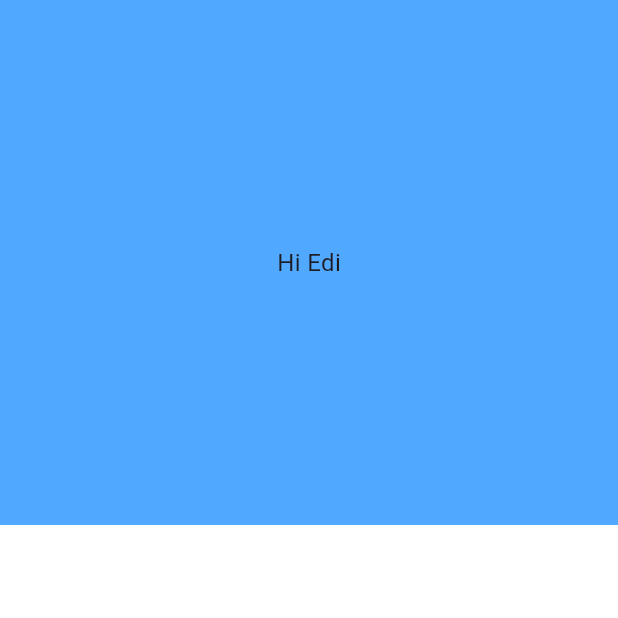
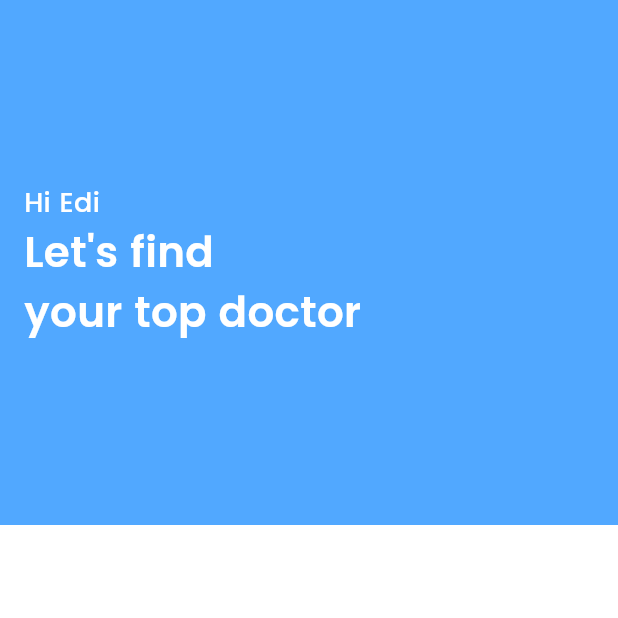
Before and after one commit to siraajul/docseek, a Flutter app: the screen it shows after launch, on a phone screen of 412 x 824 dp, the top half of it. Run offline on Flutter 3.47's test engine with Material 3 defaults, Android fonts, the phone set to English and light mode, and no system bars.

Commit message:
Add: -> Padding & CrossAxAl

```diff
--- a/lib/home.dart
+++ b/lib/home.dart
@@ -10,14 +10,23 @@ class HomePage extends StatelessWidget {
       body: Container(
         color: const Color(0xff51A8FF),
         height: 350,
+        padding: const EdgeInsets.all(16),
         width: double.infinity,
         child: const Column(
           mainAxisAlignment: MainAxisAlignment.center,
+          crossAxisAlignment: CrossAxisAlignment.start,
           children: [
             Text(
               'Hi Edi',
-              style: TextStyle(fontSize: 16),
-            )
+              style: TextStyle(fontSize: 18, color: Colors.white),
+            ),
+            Text(
+              "Let's find\nyour top doctor",
+              style: TextStyle(
+                  color: Colors.white,
+                  fontSize: 28,
+                  fontWeight: FontWeight.w600),
+            ),
           ],
         ),
       ),
--- a/lib/main.dart
+++ b/lib/main.dart
@@ -17,6 +17,7 @@ class MyApp extends StatelessWidget {
       theme: ThemeData(
         colorScheme: ColorScheme.fromSeed(seedColor: Colors.deepPurple),
         useMaterial3: true,
+        fontFamily: 'Poppins',
       ),
       debugShowCheckedModeBanner: false,
       home: const HomePage(),
```
